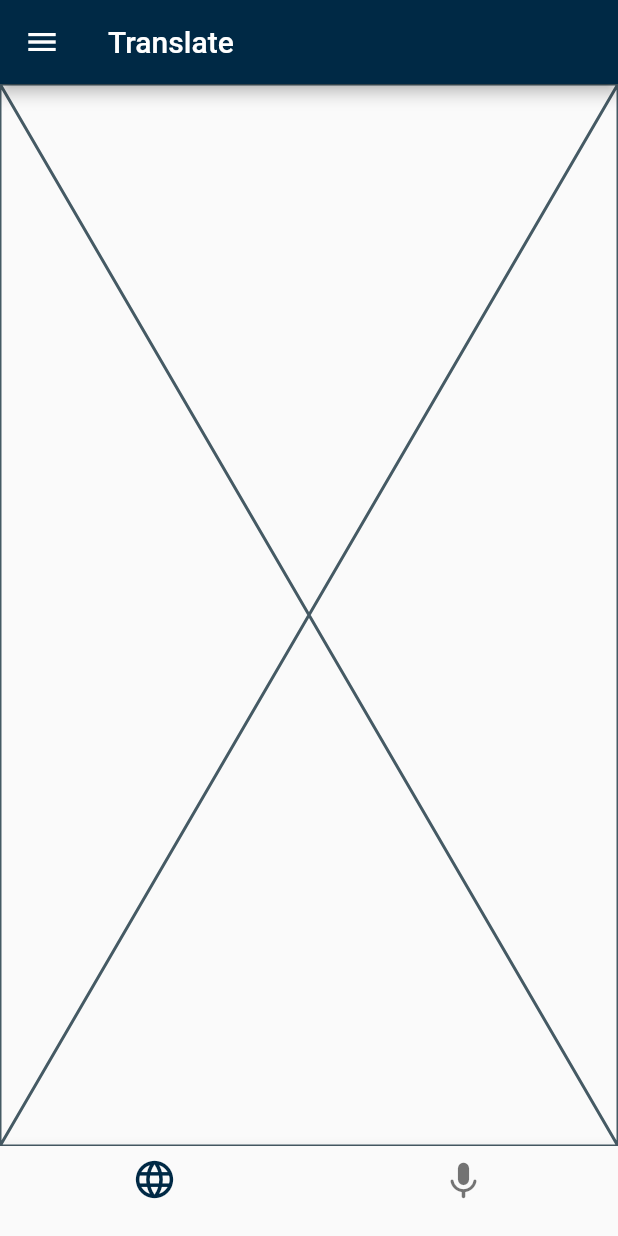
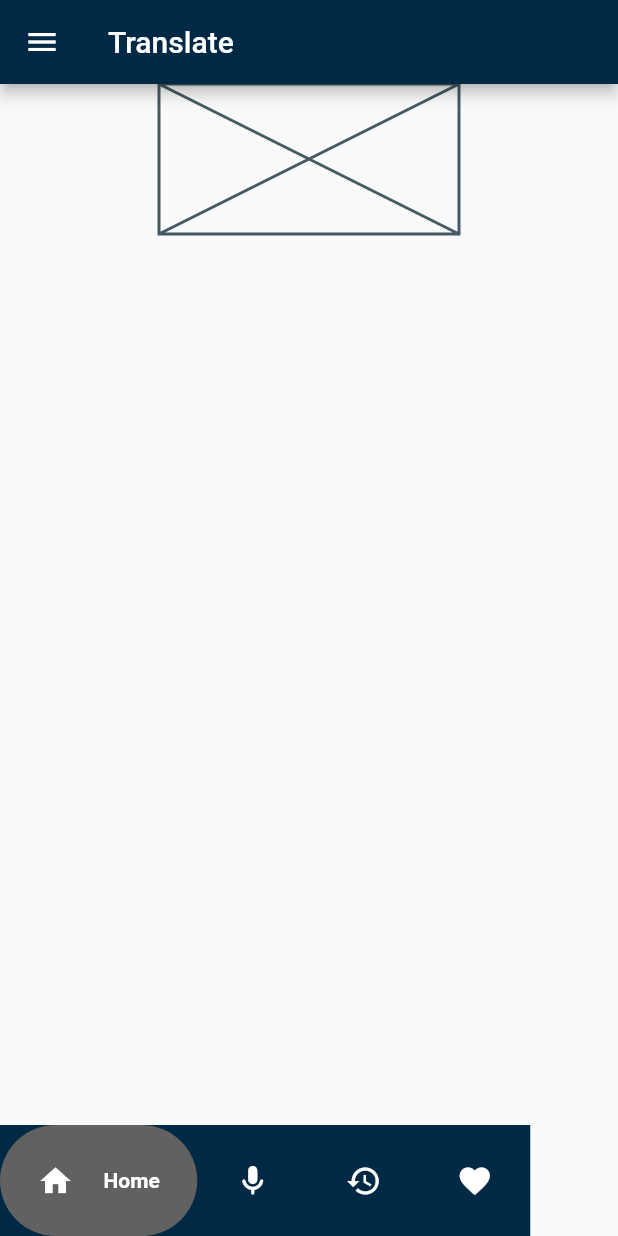
Before and after one commit to sev-n/translate, a Flutter app: the screen it shows after launch, on a phone screen of 412 x 824 dp. Run offline on Flutter 3.47's test engine with Material 2 defaults, Android fonts, the phone set to English and light mode, and no system bars; drawn by our look-alikes of google_nav_bar.

Commit message:
Change nav bottom

```diff
--- a/lib/bottomnav.dart
+++ b/lib/bottomnav.dart
@@ -1,63 +1,73 @@
-import 'package:flutter/material.dart';
-import 'package:flutter/src/widgets/framework.dart';
-import 'package:flutter/src/widgets/placeholder.dart';
-import 'package:translate/colors.dart';
+// import 'package:flutter/material.dart';
+// import 'package:google_nav_bar/google_nav_bar.dart';
 
-class Nav extends StatefulWidget {
-  const Nav({super.key});
+// import 'colors.dart';
+// import 'pages/bottom_nav_pages/conversation.dart';
+// import 'pages/bottom_nav_pages/default_page.dart';
+// import 'pages/bottom_nav_pages/favorite.dart';
+// import 'pages/bottom_nav_pages/history.dart';
 
-  @override
-  State<Nav> createState() => _NavState();
-}
+// class Nav extends StatefulWidget {
+//   const Nav({super.key});
 
-class _NavState extends State<Nav> {
-  int _selectedIndex = 0;
+//   @override
+//   State<Nav> createState() => _NavState();
+// }
 
-  static const TextStyle optionStyle =
-      TextStyle(fontSize: 18, fontWeight: FontWeight.bold);
-  static const List<Widget> _widgetOptions = <Widget>[
-    Text(
-      'Index 0: Home',
-      style: optionStyle,
-    ),
-    Text(
-      'Index 0: Home',
-      style: optionStyle,
-    ),
-    Text(
-      'Index 0: Home',
-      style: optionStyle,
-    ),
-  ];
+// class _NavState extends State<Nav> {
+//   @override
+//   Widget build(BuildContext context) {
+//     return SingleChildScrollView(
+//       scrollDirection: Axis.horizontal,
+//       child: GNav(
+//         backgroundColor: mcgpalette,
+//         color: Colors.white,
+//         activeColor: Colors.white,
+//         tabBackgroundColor: Colors.grey.shade700,
+//         gap: 20,
+//         selectedIndex: _selectedIndex,
+//         onTabChange: (int index) {
+//           setState(() {
+//             _selectedIndex = index;
+//           });
+//         },
+//         //padding: const EdgeInsets.all(16),
+//         tabs: const [
+//           GButton(
+//             icon: Icons.home,
+//             text: 'Home',
+//             iconColor: Colors.white,
+//           ),
+//           GButton(
+//             icon: Icons.mic_rounded,
+//             text: 'Conversation',
+//             iconColor: Colors.white,
+//           ),
+//           GButton(
+//             icon: Icons.history,
+//             text: 'History',
+//             iconColor: Colors.white,
+//           ),
+//           GButton(
+//             icon: Icons.favorite,
+//             text: 'Favorite',
+//             iconColor: Colors.white,
+//           )
+//         ],
+//       ),
+//     );
+//   }
+// }
 
-  void _onItemTapped(int index) {
-    setState(() {
-      _selectedIndex = index;
-    });
-  }
+// class BottomNavPages {
+//   int currentIndex = 0;
 
-  @override
-  Widget build(BuildContext context) {
-    return BottomNavigationBar(
-      items: const <BottomNavigationBarItem>[
-        BottomNavigationBarItem(
-          icon: Icon(
-            Icons.language_rounded,
-            size: 30,
-          ),
-          label: "",
-        ),
-        BottomNavigationBarItem(
-          icon: Icon(
-            Icons.keyboard_voice_rounded,
-            size: 30,
-          ),
-          label: "",
-        ),
-      ],
-      currentIndex: _selectedIndex,
-      selectedItemColor: mcgpalette,
-      onTap: _onItemTapped,
-    );
-  }
-}
+//   final List<Widget> pages = [
+//     const DefaultPage(),
+//     const Conversation(),
+//     const History(),
+//     const Favorite(),
+//   ];
+
+//   int getIndex() => currentIndex;
+// }
--- a/lib/home.dart
+++ b/lib/home.dart
@@ -1,5 +1,11 @@
 import 'package:flutter/material.dart';
 import 'bottomnav.dart';
+import 'colors.dart';
+import 'pages/bottom_nav_pages/conversation.dart';
+import 'pages/bottom_nav_pages/default_page.dart';
+import 'pages/bottom_nav_pages/favorite.dart';
+import 'pages/bottom_nav_pages/history.dart';
+import 'package:google_nav_bar/google_nav_bar.dart';
 
 class HomePage extends StatefulWidget {
   const HomePage({super.key});
@@ -9,25 +15,62 @@ class HomePage extends StatefulWidget {
 }
 
 class HomePageState extends State<HomePage> {
-  int selectedPage = 0;
+  int currentIndex = 0;
+
+  void updateIndex(int index) {
+    setState(() {
+      currentIndex = index;
+    });
+  }
 
   final List<Widget> pages = [
-    // const Page1(),
-    const Page2(),
-    const Page3(),
+    const DefaultPage(),
+    const Conversation(),
+    const History(),
+    const Favorite(),
   ];
-
-  void _onItemTapped(int index) {
-    setState(() {
-      selectedPage = index;
-      Navigator.of(context).pop(); // close the drawer
-    });
-  }
 
   @override
   Widget build(BuildContext context) {
     return Scaffold(
-      bottomNavigationBar: const Nav(),
+      bottomNavigationBar: SingleChildScrollView(
+        scrollDirection: Axis.horizontal,
+        child: GNav(
+          backgroundColor: mcgpalette,
+          color: Colors.white,
+          activeColor: Colors.white,
+          tabBackgroundColor: Colors.grey.shade700,
+          gap: 20,
+          selectedIndex: currentIndex,
+          onTabChange: (index) {
+            updateIndex(index);
+            debugPrint('Current Index: $currentIndex');
+          },
+          //padding: const EdgeInsets.all(16),
+          tabs: const [
+            GButton(
+              icon: Icons.home,
+              text: 'Home',
+              iconColor: Colors.white,
+            ),
+            GButton(
+              icon: Icons.mic_rounded,
+              text: 'Conversation',
+              iconColor: Colors.white,
+            ),
+            GButton(
+              icon: Icons.history,
+              text: 'History',
+              iconColor: Colors.white,
+            ),
+            GButton(
+              icon: Icons.favorite,
+              text: 'Favorite',
+              iconColor: Colors.white,
+            )
+          ],
+        ),
+      ),
       appBar: AppBar(
         title: const Text('Translate'),
         //elevation: 0,
@@ -49,99 +92,46 @@ class HomePageState extends State<HomePage> {
               ),
             ),
             ListTile(
-              leading: Icon(
-                Icons.home,
-                color: selectedPage == 0 ? const Color(0xff002945) : null,
+              leading: const Icon(
+                Icons.three_p_rounded,
+                color: Color(0xff002945),
               ),
-              title: Text(
-                'Home',
-                style: selectedPage == 0
-                    ? const TextStyle(
-                        fontWeight: FontWeight.bold,
-                        color: Color(0xff264961),
-                      )
-                    : null,
-              ),
-              selected: selectedPage == 0,
-              //selectedColor: Colors.black,
+              title: const Text('About',
+                  style: TextStyle(
+                    fontWeight: FontWeight.bold,
+                    color: Color(0xff264961),
+                  )),
+              //selected: selectedPage == 1,
               selectedTileColor: const Color(0xffB3BFC7),
-              onTap: () => _onItemTapped(0),
+              onTap: () {
+                Navigator.pop(context);
+                Navigator.pushNamed(context, '/about');
+              },
             ),
             ListTile(
-              leading: Icon(
-                Icons.three_p_rounded,
-                color: selectedPage == 1 ? const Color(0xff002945) : null,
+              leading: const Icon(
+                Icons.security,
+                color: Color(0xff002945),
               ),
-              title: Text(
-                'About',
-                style: selectedPage == 1
-                    ? const TextStyle(
-                        fontWeight: FontWeight.bold,
-                        color: Color(0xff264961),
-                      )
-                    : null,
+              title: const Text(
+                'Privacy Policy',
+                style: TextStyle(
+                  fontWeight: FontWeight.bold,
+                  color: Color(0xff264961),
+                ),
               ),
-              selected: selectedPage == 1,
-              selectedTileColor: const Color(0xffB3BFC7),
-              onTap: () => _onItemTapped(1),
-            ),
-            ListTile(
-              leading: Icon(
-                Icons.security,
-                color: selectedPage == 2 ? const Color(0xff002945) : null,
-              ),
-              title: Text(
-                'Privacy Policy',
-                style: selectedPage == 2
-                    ? const TextStyle(
-                        fontWeight: FontWeight.bold,
-                        color: Color(0xff264961),
-                      )
-                    : null,
-              ),
-              selected: selectedPage == 2,
+              //selected: selectedPage == 2,
               selectedTileColor: Colors.grey[400],
-              onTap: () => _onItemTapped(2),
+              onTap: () {
+                Navigator.pop(context);
+                Navigator.pushNamed(context, '/privacy');
+
+              },
             ),
           ],
         ),
       ),
-      body: pages[selectedPage],
-    );
-  }
-}
-
-class Page1 extends StatelessWidget {
-  const Page1({super.key});
-
-  @override
-  Widget build(BuildContext context) {
-    return Container(
-      child: const Center(
-        child: Placeholder(),
-      ),
-    );
-  }
-}
-
-class Page2 extends StatelessWidget {
-  const Page2({super.key});
-
-  @override
-  Widget build(BuildContext context) {
-    return const Placeholder();
-  }
-}
-
-class Page3 extends StatelessWidget {
-  const Page3({super.key});
-
-  @override
-  Widget build(BuildContext context) {
-    return Container(
-      child: const Center(
-        child: Text('Page 3'),
-      ),
+      body: pages[currentIndex],
     );
   }
 }
@@ -187,3 +177,56 @@ class _ExampleDropdownButtonState extends State<ExampleDropdownButton> {
     );
   }
 }
+
+// class Nav extends StatefulWidget {
+//   const Nav({super.key});
+
+//   @override
+//   State<Nav> createState() => _NavState();
+// }
+
+// class _NavState extends State<Nav> {
+
+
+//   @override
+//   Widget build(BuildContext context) {
+//     return SingleChildScrollView(
+//       scrollDirection: Axis.horizontal,
+//       child: GNav(
+//         backgroundColor: mcgpalette,
+//         color: Colors.white,
+//         activeColor: Colors.white,
+//         tabBackgroundColor: Colors.grey.shade700,
+//         gap: 20,
+//         selectedIndex: currentIndex,
+//         onTabChange: (index) {
+//           updateIndex(index);
+//           debugPrint('Current Index: $currentIndex');
+//         },
+//         //padding: const EdgeInsets.all(16),
+//         tabs: const [
+//           GButton(
+//             icon: Icons.home,
+//             text: 'Home',
+//             iconColor: Colors.white,
+//           ),
+//           GButton(
+//             icon: Icons.mic_rounded,
+//             text: 'Conversation',
+//             iconColor: Colors.white,
+//           ),
+//           GButton(
+//             icon: Icons.history,
+//             text: 'History',
+//             iconColor: Colors.white,
+//           ),
+//           GButton(
+//             icon: Icons.favorite,
+//             text: 'Favorite',
+//             iconColor: Colors.white,
+//           )
+//         ],
+//       ),
+//     );
+//   }
+// }
--- a/lib/main.dart
+++ b/lib/main.dart
@@ -2,7 +2,8 @@ import 'package:flutter/material.dart';
 import 'package:translate/colors.dart';
 
 import 'home.dart';
-import 'pages/languages.dart';
+import 'pages/about.dart';
+import 'pages/privacy.dart';
 
 void main() {
   runApp(const MyApp());
@@ -22,10 +23,11 @@ class MyApp extends StatelessWidget {
       ),
       home: const HomePage(),
       routes: {
-        // '/page1': (context) => const Page1(),
-        '/page2': (context) => const Page2(),
-        '/page3': (context) => const Page3(),
-        '/languages': (context) => const MyLanguageUI(),
+        '/about': (context) => const About(),
+        '/privacy': (context) => const Privacy(),
+        // '/page2': (context) => const Page2(),
+        // '/page3': (context) => const Page3(),
+        // '/languages': (context) => const MyLanguageUI(),
       },
     );
   }
--- a/lib/pages/about.dart
+++ b/lib/pages/about.dart
@@ -0,0 +1,12 @@
+import 'package:flutter/material.dart';
+
+class About extends StatelessWidget {
+  const About({super.key});
+
+  @override
+  Widget build(BuildContext context) {
+    return Scaffold(
+      appBar: AppBar()
+    );
+  }
+}
--- /dev/null
+++ b/lib/pages/bottom_nav_pages/conversation.dart
@@ -0,0 +1,10 @@
+import 'package:flutter/material.dart';
+
+class Conversation extends StatelessWidget {
+  const Conversation({super.key});
+
+  @override
+  Widget build(BuildContext context) {
+    return const Placeholder();
+  }
+}
--- /dev/null
+++ b/lib/pages/bottom_nav_pages/default_page.dart
@@ -0,0 +1,25 @@
+import 'package:flutter/material.dart';
+
+class DefaultPage extends StatelessWidget {
+  const DefaultPage({super.key});
+
+  @override
+  Widget build(BuildContext context) {
+    return Stack(
+      children:  [
+        SizedBox(height: 20),
+        Align(
+          alignment: Alignment.topCenter,
+          child: Container(
+            width: 200,
+            height: 100,
+            child:  const Placeholder(
+              fallbackWidth: 100,
+              fallbackHeight: 100,
+            ),
+          ),
+        ),
+      ],
+    );
+  }
+}
--- /dev/null
+++ b/lib/pages/bottom_nav_pages/favorite.dart
@@ -0,0 +1,10 @@
+import 'package:flutter/material.dart';
+
+class Favorite extends StatelessWidget {
+  const Favorite({super.key});
+
+  @override
+  Widget build(BuildContext context) {
+    return const Placeholder();
+  }
+}
--- /dev/null
+++ b/lib/pages/bottom_nav_pages/history.dart
@@ -0,0 +1,10 @@
+import 'package:flutter/material.dart';
+
+class History extends StatelessWidget {
+  const History({super.key});
+
+  @override
+  Widget build(BuildContext context) {
+    return const Placeholder();
+  }
+}
--- a/lib/pages/privacy.dart
+++ b/lib/pages/privacy.dart
@@ -0,0 +1,12 @@
+import 'package:flutter/material.dart';
+
+class Privacy extends StatelessWidget {
+  const Privacy({super.key});
+
+  @override
+  Widget build(BuildContext context) {
+    return Scaffold(
+      appBar: AppBar()
+    );
+  }
+}
--- a/pubspec.yaml
+++ b/pubspec.yaml
@@ -36,6 +36,7 @@ dependencies:
   cupertino_icons: ^1.0.2
   flutter_screenutil: ^5.7.0
   provider: ^6.0.5
+  google_nav_bar: ^5.0.6
 
 dev_dependencies:
   flutter_test:
```
Also changed, not shown: pubspec.lock.
